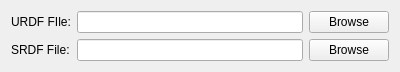
Above: common/include/tesseract_qt/common/widgets/load_environment_widget.ui from tesseract-robotics/tesseract_qt before the change. Below: the same form after it.
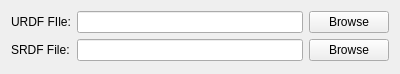
That is the form after the change.

```diff
--- a/common/include/tesseract_qt/common/widgets/load_environment_widget.ui
+++ b/common/include/tesseract_qt/common/widgets/load_environment_widget.ui
@@ -7,9 +7,15 @@
     <x>0</x>
     <y>0</y>
     <width>400</width>
-    <height>68</height>
+    <height>74</height>
    </rect>
   </property>
+  <property name="sizePolicy">
+   <sizepolicy hsizetype="Expanding" vsizetype="Expanding">
+    <horstretch>0</horstretch>
+    <verstretch>0</verstretch>
+   </sizepolicy>
+  </property>
   <property name="windowTitle">
    <string>Form</string>
   </property>
```
